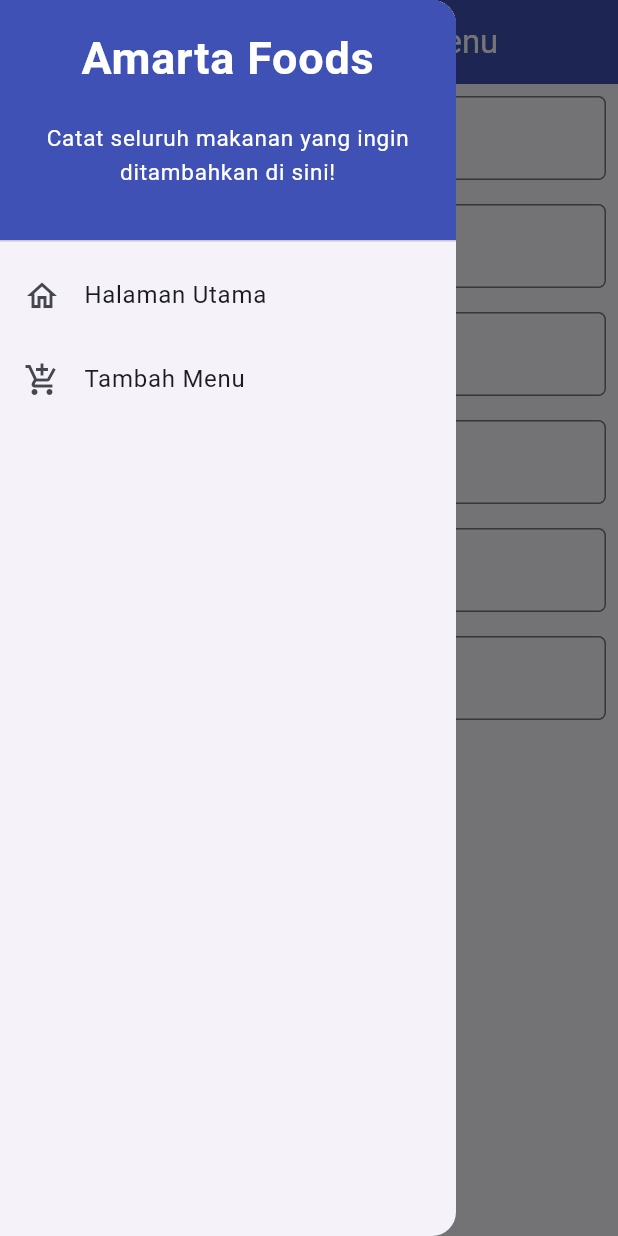
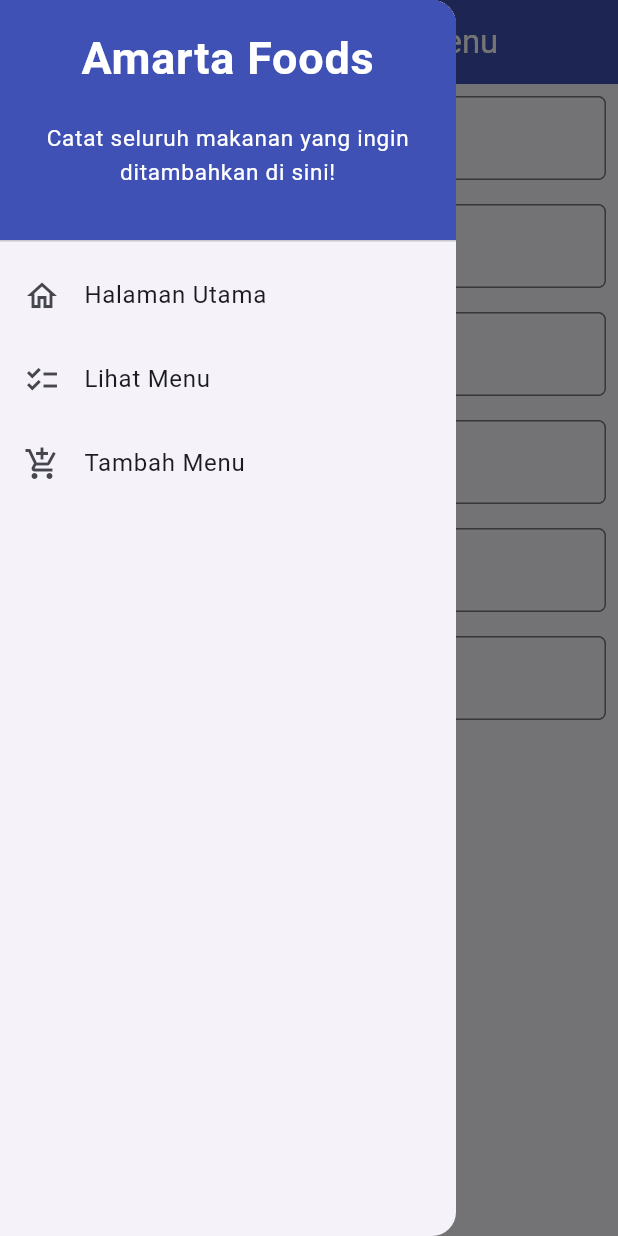
Before and after one commit to PrawiraRzkN/amarta_foods, a Flutter app: the FoodFormPage screen opened directly, with the side drawer open, on a phone screen of 412 x 824 dp. Run offline on Flutter 3.47's test engine with Material 2 defaults, Android fonts, the phone set to English and light mode, and no system bars.

```diff
--- a/lib/screens/menu.dart
+++ b/lib/screens/menu.dart
@@ -13,8 +13,8 @@ class ShopItem {
 class MyHomePage extends StatelessWidget {
   MyHomePage({Key? key}) : super(key: key);
   final List<ShopItem> items = [
-    ShopItem("Lihat Item", Icons.checklist, Colors.yellow),
-    ShopItem("Tambah Item", Icons.add_shopping_cart, Colors.brown),
+    ShopItem("Lihat Menu", Icons.checklist, Colors.yellow),
+    ShopItem("Tambah Menu", Icons.add_shopping_cart, Colors.brown),
     ShopItem("Logout", Icons.logout, Colors.red),
   ];
 
--- a/lib/widgets/left_drawer.dart
+++ b/lib/widgets/left_drawer.dart
@@ -1,6 +1,7 @@
 import 'package:flutter/material.dart';
 import 'package:amarta_foods/screens/menu.dart';
 import 'package:amarta_foods/screens/foodlist_form.dart';
+import 'package:amarta_foods/screens/food_list.dart';
 
 class LeftDrawer extends StatelessWidget {
   const LeftDrawer({super.key});
@@ -50,6 +51,18 @@ class LeftDrawer extends StatelessWidget {
             },
           ),
           ListTile(
+            leading: const Icon(Icons.checklist),
+            title: const Text('Lihat Menu'),
+            // Bagian redirection ke FoodsPage
+            onTap: () {
+              Navigator.pushReplacement(
+                  context,
+                  MaterialPageRoute(
+                    builder: (context) => const FoodsPage(),
+                  ));
+            },
+          ),
+          ListTile(
             leading: const Icon(Icons.add_shopping_cart),
             title: const Text('Tambah Menu'),
             // Bagian redirection ke ShopFormPage
--- a/lib/widgets/shop_card.dart
+++ b/lib/widgets/shop_card.dart
@@ -1,6 +1,35 @@
+import 'package:amarta_foods/screens/food_list.dart';
 import 'package:flutter/material.dart';
 import 'package:amarta_foods/screens/menu.dart';
 import 'package:amarta_foods/screens/foodlist_form.dart';
+
+class FoodItem {
+  final String name;
+  final IconData icon;
+  final Color color;
+
+  FoodItem(this.name, this.icon, this.color);
+}
+
+class Food {
+  final String name;
+  final String category;
+  final String origin;
+  final int amount;
+  final int price;
+  final String description;
+  final DateTime dateAdded;
+
+  Food({
+    required this.name,
+    required this.category,
+    required this.origin,
+    required this.amount,
+    required this.price,
+    required this.description,
+    required this.dateAdded,
+  });
+}
 
 class ShopCard extends StatelessWidget {
   final ShopItem item;
@@ -25,6 +54,11 @@ class ShopCard extends StatelessWidget {
           if (item.name == "Tambah Menu") {
             Navigator.push(context,
                 MaterialPageRoute(builder: (context) => const FoodFormPage()));
+          }
+
+          if (item.name == "Lihat Menu") {
+            Navigator.push(context,
+                MaterialPageRoute(builder: (context) => const FoodsPage()));
           }
 
         },
```
Also changed, not shown: lib/screens/food_list.dart (added, +88 -0 lines), lib/screens/foodlist_form.dart (+15 -3 lines), 1 other file.
